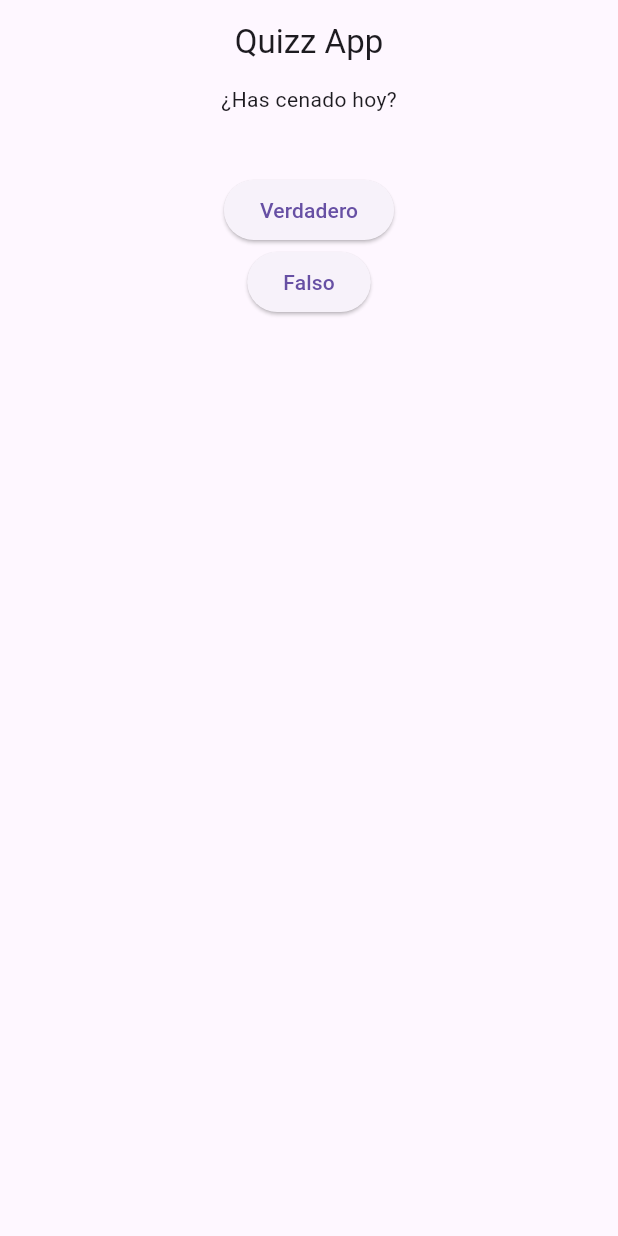
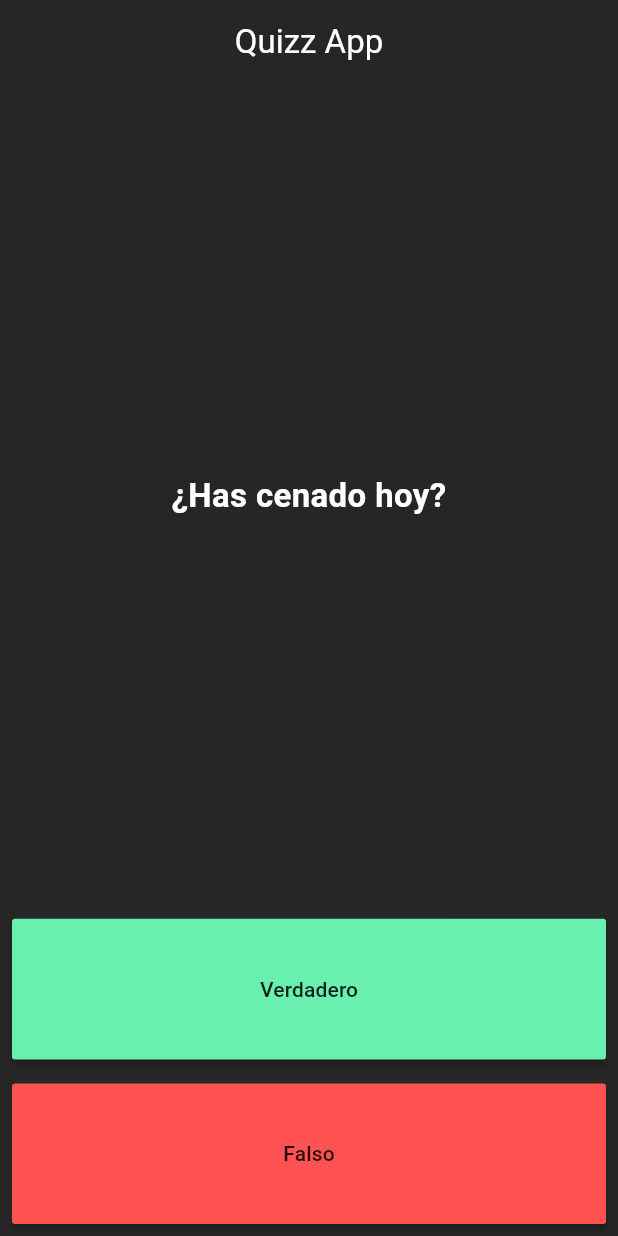
Before and after one commit to fr4nsgallegos/quizappG14, a Flutter app: the screen it shows after launch, after a tap on "Verdadero", on a phone screen of 412 x 824 dp. Run offline on Flutter 3.47's test engine with Material 3 defaults, Android fonts, the phone set to English and light mode, and no system bars.

```diff
--- a/lib/pages/home_page.dart
+++ b/lib/pages/home_page.dart
@@ -6,13 +6,15 @@ class HomePage extends StatefulWidget {
 }
 
 class _HomePageState extends State<HomePage> {
-  String questionText = "¿El hombre llegó a la luna?";
+  // Lista Preguntas
   List<String> questions = [
     "El hombre llegó a la luna",
     "¿Has cenado hoy?",
     "¿Saliste ayer?",
     "¿Has desayunado?",
     "¿Sientes frio?",
+    "El sol es una estrella",
+    "Flutter usa Dart",
   ];
   int questionIndex = 0;
 
@@ -20,7 +22,7 @@ class _HomePageState extends State<HomePage> {
     if (questionIndex < questions.length - 1) {
       questionIndex++;
     } else {
-      questionIndex = 0;
+      print("Se acabaron las preguntas");
     }
     setState(() {});
   }
@@ -28,23 +30,59 @@ class _HomePageState extends State<HomePage> {
   @override
   Widget build(BuildContext context) {
     return Scaffold(
-      appBar: AppBar(title: Text("Quizz App"), centerTitle: true),
+      backgroundColor: Color(0xff262626),
+
+      appBar: AppBar(
+        title: Text("Quizz App"),
+        centerTitle: true,
+        backgroundColor: Color(0xff262626),
+        foregroundColor: Colors.white,
+      ),
       body: Center(
         child: Column(
+          mainAxisAlignment: MainAxisAlignment.center,
           children: [
-            Text(questions[questionIndex]),
-            SizedBox(height: 40),
-            ElevatedButton(
+            Expanded(
+              flex: 5,
+              child: Center(
+                child: Text(
+                  questions[questionIndex],
+                  textAlign: TextAlign.center,
+                  style: TextStyle(
+                    fontSize: 22.0,
+                    fontWeight: FontWeight.bold,
+                    color: Colors.white,
+                  ),
+                ),
+              ),
+            ),
+            Expanded(
+              flex: 1,
+              child: Padding(
+                padding: const EdgeInsets.all(8.0),
+                child: MaterialButton(
+                  color: Colors.greenAccent,
+                  minWidth: double.infinity,
                   onPressed: () {
                     nextQuestion();
                   },
                   child: Text("Verdadero"),
                 ),
-            ElevatedButton(
+              ),
+            ),
+            Expanded(
+              flex: 1,
+              child: Padding(
+                padding: const EdgeInsets.all(8.0),
+                child: MaterialButton(
+                  color: Colors.redAccent,
+                  minWidth: double.infinity,
                   onPressed: () {
                     nextQuestion();
                   },
                   child: Text("Falso"),
+                ),
+              ),
             ),
           ],
         ),
```
Lines whose indentation alone changed are shown as unchanged.
